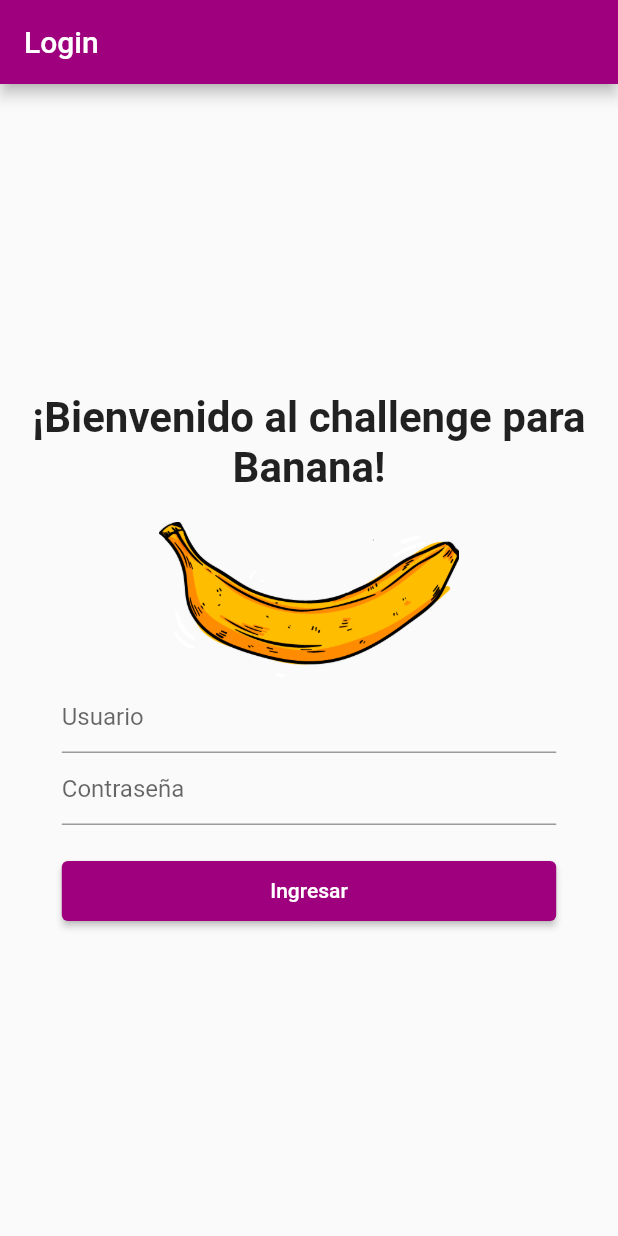
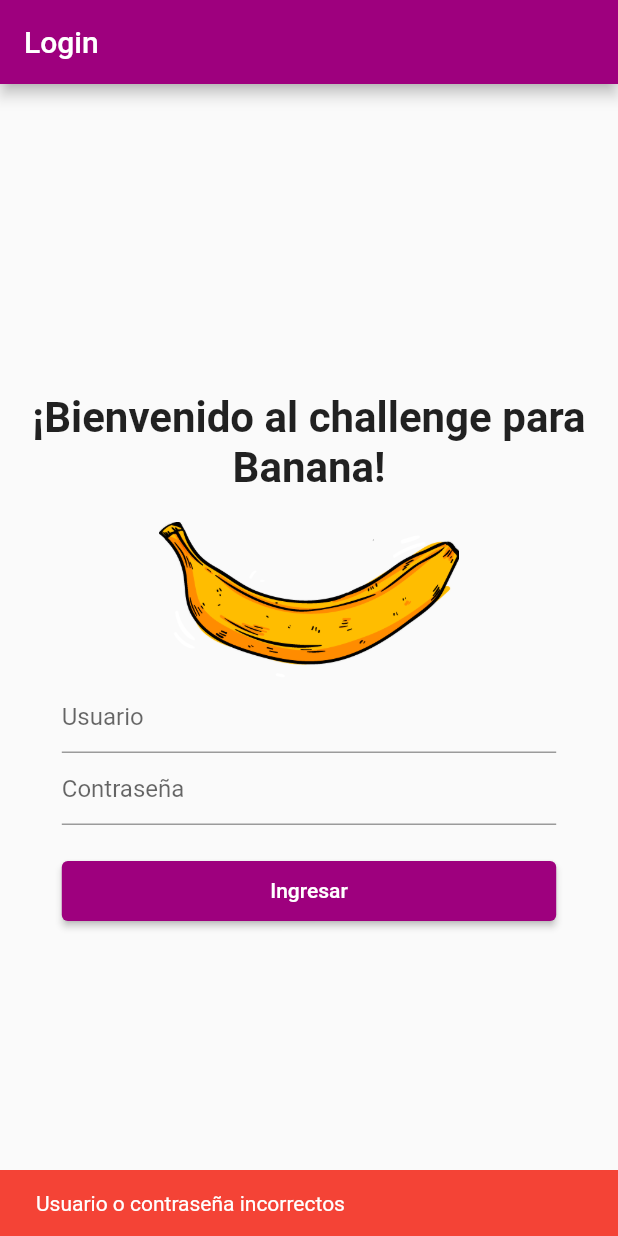
Before and after one commit to JoakoV3/flutter_banana_challenge, a Flutter app: the screen it shows after launch, after a tap on "Ingresar", on a phone screen of 412 x 824 dp. Run offline on Flutter 3.47's test engine with Material 2 defaults, Android fonts, the phone set to English and light mode, and no system bars; our stand-ins replace dio, flutter_secure_storage; network calls fail.

Commit message:
📊 working login

```diff
--- a/lib/main.dart
+++ b/lib/main.dart
@@ -1,4 +1,8 @@
 import 'package:flutter/material.dart';
+import 'package:provider/provider.dart';
+
+import 'package:flutter_banana_challenge/services/auth_service.dart';
+import 'package:flutter_banana_challenge/viewModels/auth_view_model.dart';
 import 'package:flutter_banana_challenge/views/views.dart';
 
 void main() {
@@ -11,15 +15,23 @@ class MyApp extends StatelessWidget {
   // This widget is the root of your application.
   @override
   Widget build(BuildContext context) {
-    return MaterialApp(
-      title: 'Flutter Demo',
-      theme: ThemeData(
-        colorScheme: const ColorScheme.light().copyWith(
-          primary: const Color(0xff9e007e),
-          secondary: const Color(0xff9e007e),
+    final authService = AuthService();
+    return MultiProvider(
+      providers: [
+        ChangeNotifierProvider<AuthViewModel>(
+          create: (context) => AuthViewModel(authService: authService),
+        )
+      ],
+      child: MaterialApp(
+        title: 'Banana Challenge',
+        theme: ThemeData(
+          colorScheme: const ColorScheme.light().copyWith(
+            primary: const Color(0xff9e007e),
+            secondary: const Color(0xff9e007e),
+          ),
         ),
+        home: const AuthWrapperScreen(),
       ),
-      home: const AuthWrapperScreen(),
     );
   }
 }
--- a/lib/services/auth_service.dart
+++ b/lib/services/auth_service.dart
@@ -37,7 +37,7 @@ class AuthService {
         '$url/auth/login',
         data: {'username': userName, 'password': password},
       );
-      final user = UserModel.fromRawJson(response.data);
+      final user = UserModel.fromJson(response.data);
       return user;
     } catch (e) {
       //Return empty model
--- a/lib/viewModels/auth_view_model.dart
+++ b/lib/viewModels/auth_view_model.dart
@@ -14,10 +14,12 @@ class AuthViewModel extends ChangeNotifier {
 
   bool get isLoggedIn => _user != UserModel.empty;
 
-  Future<void> login(String email, String password) async {
+  Future<bool> login(String email, String password) async {
     final user = await authService.login(email, password);
+    if (user == UserModel.empty) return false;
     _user = user;
     notifyListeners();
+    return true;
   }
 
   Future<void> logout() async {
--- a/lib/views/auth_wrapper_screen.dart
+++ b/lib/views/auth_wrapper_screen.dart
@@ -1,12 +1,23 @@
 import 'package:flutter/material.dart';
+import 'package:flutter_banana_challenge/models/user_model.dart';
+import 'package:flutter_banana_challenge/viewModels/auth_view_model.dart';
 import 'package:flutter_banana_challenge/views/views.dart';
+import 'package:provider/provider.dart';
 
 class AuthWrapperScreen extends StatelessWidget {
   const AuthWrapperScreen({Key? key}) : super(key: key);
 
   @override
   Widget build(BuildContext context) {
-    //If user is logged in, return HomeScreen
-    return const LoginScreen();
+    final authViewModel = context.read<AuthViewModel>();
+    return Consumer<AuthViewModel>(
+      builder: (context, authViewModel, child) {
+        if (authViewModel.user == UserModel.empty) {
+          return const LoginScreen();
+        }
+        //If user is logged in, return HomeScreen
+        return const HomeScreen();
+      },
+    );
   }
 }
--- a/lib/views/login_screen.dart
+++ b/lib/views/login_screen.dart
@@ -1,5 +1,7 @@
 import 'package:flutter/material.dart';
+import 'package:flutter_banana_challenge/viewModels/auth_view_model.dart';
 import 'package:flutter_banana_challenge/views/widgets/widgets.dart';
+import 'package:provider/provider.dart';
 
 class LoginScreen extends StatefulWidget {
   const LoginScreen({Key? key}) : super(key: key);
@@ -12,7 +14,21 @@ class _LoginScreenState extends State<LoginScreen> {
   final TextEditingController emailController = TextEditingController();
   final TextEditingController passwordController = TextEditingController();
 
-  void handleLogin(BuildContext context) {}
+  void handleLogin(BuildContext context) async {
+    final authViewModel = context.read<AuthViewModel>();
+    final login = await authViewModel.login(
+      emailController.text.trim(),
+      passwordController.text.trim(),
+    );
+    if (!login && mounted) {
+      ScaffoldMessenger.of(context).showSnackBar(
+        const SnackBar(
+          content: Text('Usuario o contraseña incorrectos'),
+          backgroundColor: Colors.red,
+        ),
+      );
+    }
+  }
 
   @override
   Widget build(BuildContext context) {
```
